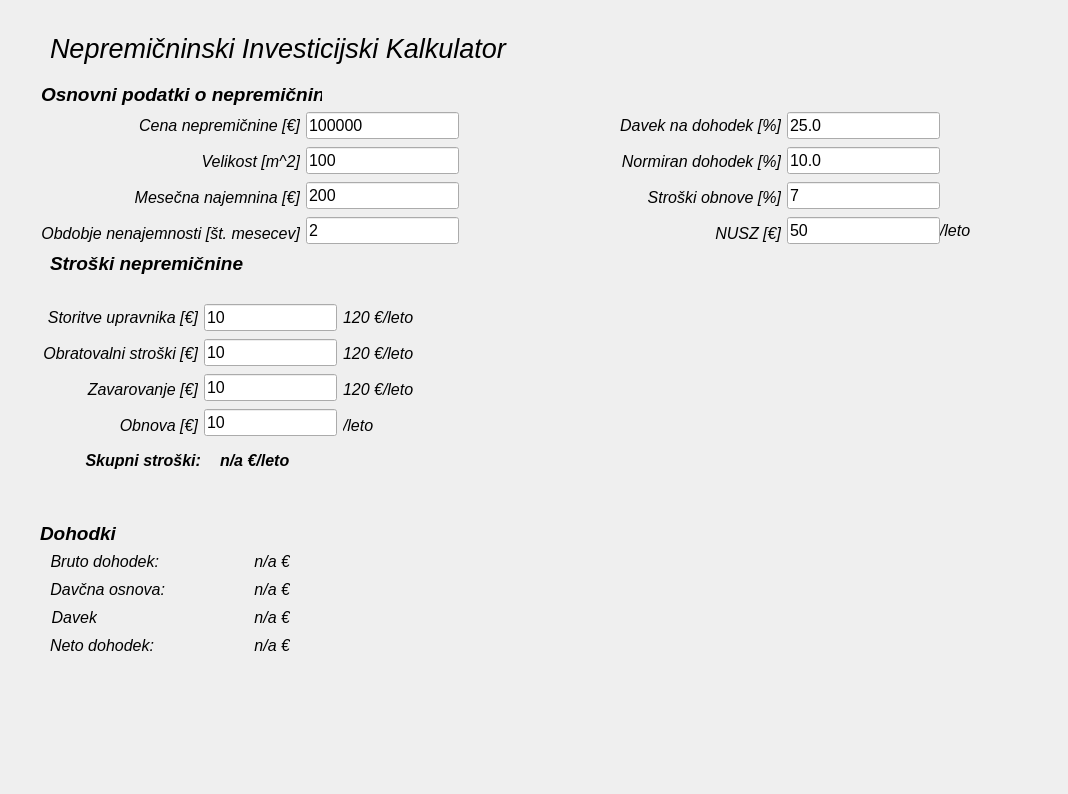
The window that projects/house_market_calculator/HouseMarketCalculator/house_market.ui (ZiGaMi/QtCppPlayground) describes before a commit, drawn with Qt 5.
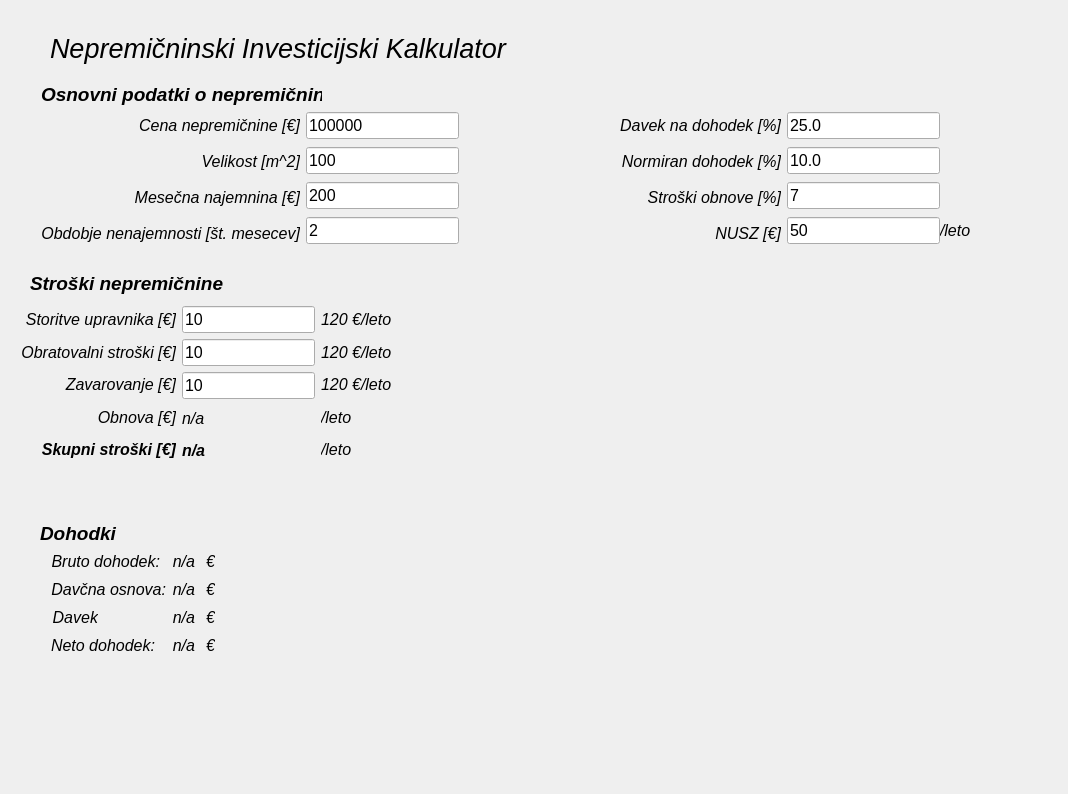
The same window after the commit.

Commit message: - implemented calculation of total expenses

The edit to the form file:
```diff
--- a/projects/house_market_calculator/HouseMarketCalculator/house_market.ui
+++ b/projects/house_market_calculator/HouseMarketCalculator/house_market.ui
@@ -35,8 +35,8 @@
   <widget class="QLabel" name="label_13">
    <property name="geometry">
     <rect>
-     <x>50</x>
-     <y>250</y>
+     <x>30</x>
+     <y>270</y>
      <width>331</width>
      <height>27</height>
     </rect>
@@ -456,178 +456,6 @@
     </item>
    </layout>
   </widget>
-  <widget class="QWidget" name="layoutWidget">
-   <property name="geometry">
-    <rect>
-     <x>50</x>
-     <y>550</y>
-     <width>240</width>
-     <height>106</height>
-    </rect>
-   </property>
-   <layout class="QHBoxLayout" name="horizontalLayout_2">
-    <item>
-     <layout class="QVBoxLayout" name="verticalLayout_6">
-      <item>
-       <widget class="QLabel" name="label_21">
-        <property name="sizePolicy">
-         <sizepolicy hsizetype="Fixed" vsizetype="Preferred">
-          <horstretch>2</horstretch>
-          <verstretch>0</verstretch>
-         </sizepolicy>
-        </property>
-        <property name="font">
-         <font>
-          <pointsize>12</pointsize>
-          <italic>true</italic>
-         </font>
-        </property>
-        <property name="text">
-         <string>Bruto dohodek:</string>
-        </property>
-        <property name="alignment">
-         <set>Qt::AlignRight|Qt::AlignTrailing|Qt::AlignVCenter</set>
-        </property>
-       </widget>
-      </item>
-      <item>
-       <widget class="QLabel" name="label_22">
-        <property name="sizePolicy">
-         <sizepolicy hsizetype="Fixed" vsizetype="Preferred">
-          <horstretch>2</horstretch>
-          <verstretch>0</verstretch>
-         </sizepolicy>
-        </property>
-        <property name="font">
-         <font>
-          <pointsize>12</pointsize>
-          <italic>true</italic>
-         </font>
-        </property>
-        <property name="text">
-         <string>Davčna osnova:</string>
-        </property>
-        <property name="alignment">
-         <set>Qt::AlignRight|Qt::AlignTrailing|Qt::AlignVCenter</set>
-        </property>
-       </widget>
-      </item>
-      <item>
-       <widget class="QLabel" name="label_23">
-        <property name="sizePolicy">
-         <sizepolicy hsizetype="Fixed" vsizetype="Preferred">
-          <horstretch>2</horstretch>
-          <verstretch>0</verstretch>
-         </sizepolicy>
-        </property>
-        <property name="font">
-         <font>
-          <pointsize>12</pointsize>
-          <italic>true</italic>
-         </font>
-        </property>
-        <property name="text">
-         <string>Davek</string>
-        </property>
-        <property name="alignment">
-         <set>Qt::AlignRight|Qt::AlignTrailing|Qt::AlignVCenter</set>
-        </property>
-       </widget>
-      </item>
-      <item>
-       <widget class="QLabel" name="label_24">
-        <property name="sizePolicy">
-         <sizepolicy hsizetype="Fixed" vsizetype="Preferred">
-          <horstretch>2</horstretch>
-          <verstretch>0</verstretch>
-         </sizepolicy>
-        </property>
-        <property name="font">
-         <font>
-          <pointsize>12</pointsize>
-          <italic>true</italic>
-         </font>
-        </property>
-        <property name="text">
-         <string>Neto dohodek:</string>
-        </property>
-        <property name="alignment">
-         <set>Qt::AlignRight|Qt::AlignTrailing|Qt::AlignVCenter</set>
-        </property>
-       </widget>
-      </item>
-     </layout>
-    </item>
-    <item>
-     <layout class="QVBoxLayout" name="verticalLayout_5">
-      <item>
-       <widget class="QLabel" name="bruto_dohodek">
-        <property name="font">
-         <font>
-          <pointsize>12</pointsize>
-          <italic>true</italic>
-         </font>
-        </property>
-        <property name="text">
-         <string>n/a €</string>
-        </property>
-        <property name="alignment">
-         <set>Qt::AlignRight|Qt::AlignTrailing|Qt::AlignVCenter</set>
-        </property>
-       </widget>
-      </item>
-      <item>
-       <widget class="QLabel" name="davcna_osnova">
-        <property name="font">
-         <font>
-          <pointsize>12</pointsize>
-          <italic>true</italic>
-         </font>
-        </property>
-        <property name="text">
-         <string>n/a €</string>
-        </property>
-        <property name="alignment">
-         <set>Qt::AlignRight|Qt::AlignTrailing|Qt::AlignVCenter</set>
-        </property>
-       </widget>
-      </item>
-      <item>
-       <widget class="QLabel" name="davek_doh">
-        <property name="font">
-         <font>
-          <pointsize>12</pointsize>
-          <italic>true</italic>
-         </font>
-        </property>
-        <property name="text">
-         <string>n/a €</string>
-        </property>
-        <property name="alignment">
-         <set>Qt::AlignRight|Qt::AlignTrailing|Qt::AlignVCenter</set>
-        </property>
-       </widget>
-      </item>
-      <item>
-       <widget class="QLabel" name="neto_dohodek">
-        <property name="font">
-         <font>
-          <pointsize>12</pointsize>
-          <italic>true</italic>
-         </font>
-        </property>
-        <property name="text">
-         <string>n/a €</string>
-        </property>
-        <property name="alignment">
-         <set>Qt::AlignRight|Qt::AlignTrailing|Qt::AlignVCenter</set>
-        </property>
-       </widget>
-      </item>
-     </layout>
-    </item>
-   </layout>
-  </widget>
   <widget class="QLabel" name="poloznice_leto_2">
    <property name="geometry">
     <rect>
@@ -650,65 +478,13 @@
     <set>Qt::AlignLeading|Qt::AlignLeft|Qt::AlignVCenter</set>
    </property>
   </widget>
-  <widget class="QLabel" name="label_30">
-   <property name="geometry">
-    <rect>
-     <x>40</x>
-     <y>450</y>
-     <width>161</width>
-     <height>21</height>
-    </rect>
-   </property>
-   <property name="sizePolicy">
-    <sizepolicy hsizetype="Preferred" vsizetype="Preferred">
-     <horstretch>2</horstretch>
-     <verstretch>0</verstretch>
-    </sizepolicy>
-   </property>
-   <property name="font">
-    <font>
-     <pointsize>12</pointsize>
-     <italic>true</italic>
-     <bold>true</bold>
-    </font>
-   </property>
-   <property name="text">
-    <string>Skupni stroški:</string>
-   </property>
-   <property name="alignment">
-    <set>Qt::AlignRight|Qt::AlignTrailing|Qt::AlignVCenter</set>
-   </property>
-  </widget>
-  <widget class="QLabel" name="skupni_stroski">
-   <property name="geometry">
-    <rect>
-     <x>220</x>
-     <y>450</y>
-     <width>72</width>
-     <height>21</height>
-    </rect>
-   </property>
-   <property name="font">
-    <font>
-     <pointsize>12</pointsize>
-     <italic>true</italic>
-     <bold>true</bold>
-    </font>
-   </property>
-   <property name="text">
-    <string>n/a €/leto</string>
-   </property>
-   <property name="alignment">
-    <set>Qt::AlignLeading|Qt::AlignLeft|Qt::AlignVCenter</set>
-   </property>
-  </widget>
   <widget class="QWidget" name="">
    <property name="geometry">
     <rect>
-     <x>42</x>
-     <y>302</y>
+     <x>20</x>
+     <y>306</y>
      <width>372</width>
-     <height>138</height>
+     <height>157</height>
     </rect>
    </property>
    <layout class="QHBoxLayout" name="horizontalLayout_3">
@@ -784,6 +560,29 @@
         </property>
        </widget>
       </item>
+      <item>
+       <widget class="QLabel" name="label_30">
+        <property name="sizePolicy">
+         <sizepolicy hsizetype="Preferred" vsizetype="Preferred">
+          <horstretch>2</horstretch>
+          <verstretch>0</verstretch>
+         </sizepolicy>
+        </property>
+        <property name="font">
+         <font>
+          <pointsize>12</pointsize>
+          <italic>true</italic>
+          <bold>true</bold>
+         </font>
+        </property>
+        <property name="text">
+         <string>Skupni stroški [€]</string>
+        </property>
+        <property name="alignment">
+         <set>Qt::AlignRight|Qt::AlignTrailing|Qt::AlignVCenter</set>
+        </property>
+       </widget>
+      </item>
      </layout>
     </item>
     <item>
@@ -793,6 +592,12 @@
         <property name="enabled">
          <bool>true</bool>
         </property>
+        <property name="sizePolicy">
+         <sizepolicy hsizetype="Expanding" vsizetype="Minimum">
+          <horstretch>0</horstretch>
+          <verstretch>0</verstretch>
+         </sizepolicy>
+        </property>
         <property name="font">
          <font>
           <pointsize>12</pointsize>
@@ -817,6 +622,12 @@
         <property name="enabled">
          <bool>true</bool>
         </property>
+        <property name="sizePolicy">
+         <sizepolicy hsizetype="Expanding" vsizetype="Minimum">
+          <horstretch>0</horstretch>
+          <verstretch>0</verstretch>
+         </sizepolicy>
+        </property>
         <property name="font">
          <font>
           <pointsize>12</pointsize>
@@ -844,6 +655,12 @@
         <property name="enabled">
          <bool>true</bool>
         </property>
+        <property name="sizePolicy">
+         <sizepolicy hsizetype="Expanding" vsizetype="Minimum">
+          <horstretch>0</horstretch>
+          <verstretch>0</verstretch>
+         </sizepolicy>
+        </property>
         <property name="font">
          <font>
           <pointsize>12</pointsize>
@@ -864,26 +681,35 @@
        </widget>
       </item>
       <item>
-       <widget class="QLineEdit" name="obnova">
-        <property name="enabled">
-         <bool>true</bool>
-        </property>
+       <widget class="QLabel" name="obnova">
         <property name="font">
          <font>
           <pointsize>12</pointsize>
+          <italic>true</italic>
          </font>
         </property>
-        <property name="inputMask">
-         <string/>
-        </property>
         <property name="text">
-         <string>10</string>
+         <string>n/a</string>
         </property>
         <property name="alignment">
          <set>Qt::AlignLeading|Qt::AlignLeft|Qt::AlignVCenter</set>
         </property>
-        <property name="placeholderText">
-         <string>Vnesite znesek...</string>
+       </widget>
+      </item>
+      <item>
+       <widget class="QLabel" name="skupni_stroski">
+        <property name="font">
+         <font>
+          <pointsize>12</pointsize>
+          <italic>true</italic>
+          <bold>true</bold>
+         </font>
+        </property>
+        <property name="text">
+         <string>n/a</string>
+        </property>
+        <property name="alignment">
+         <set>Qt::AlignLeading|Qt::AlignLeft|Qt::AlignVCenter</set>
         </property>
        </widget>
       </item>
@@ -952,6 +778,262 @@
         </property>
         <property name="alignment">
          <set>Qt::AlignLeading|Qt::AlignLeft|Qt::AlignVCenter</set>
+        </property>
+       </widget>
+      </item>
+      <item>
+       <widget class="QLabel" name="poloznice_leto_4">
+        <property name="font">
+         <font>
+          <pointsize>12</pointsize>
+          <italic>true</italic>
+         </font>
+        </property>
+        <property name="text">
+         <string>/leto</string>
+        </property>
+        <property name="alignment">
+         <set>Qt::AlignLeading|Qt::AlignLeft|Qt::AlignVCenter</set>
+        </property>
+       </widget>
+      </item>
+     </layout>
+    </item>
+   </layout>
+  </widget>
+  <widget class="QWidget" name="">
+   <property name="geometry">
+    <rect>
+     <x>51</x>
+     <y>550</y>
+     <width>164</width>
+     <height>106</height>
+    </rect>
+   </property>
+   <layout class="QHBoxLayout" name="horizontalLayout_2">
+    <item>
+     <layout class="QVBoxLayout" name="verticalLayout_6">
+      <item>
+       <widget class="QLabel" name="label_21">
+        <property name="sizePolicy">
+         <sizepolicy hsizetype="Fixed" vsizetype="Preferred">
+          <horstretch>2</horstretch>
+          <verstretch>0</verstretch>
+         </sizepolicy>
+        </property>
+        <property name="font">
+         <font>
+          <pointsize>12</pointsize>
+          <italic>true</italic>
+         </font>
+        </property>
+        <property name="text">
+         <string>Bruto dohodek:</string>
+        </property>
+        <property name="alignment">
+         <set>Qt::AlignRight|Qt::AlignTrailing|Qt::AlignVCenter</set>
+        </property>
+       </widget>
+      </item>
+      <item>
+       <widget class="QLabel" name="label_22">
+        <property name="sizePolicy">
+         <sizepolicy hsizetype="Fixed" vsizetype="Preferred">
+          <horstretch>2</horstretch>
+          <verstretch>0</verstretch>
+         </sizepolicy>
+        </property>
+        <property name="font">
+         <font>
+          <pointsize>12</pointsize>
+          <italic>true</italic>
+         </font>
+        </property>
+        <property name="text">
+         <string>Davčna osnova:</string>
+        </property>
+        <property name="alignment">
+         <set>Qt::AlignRight|Qt::AlignTrailing|Qt::AlignVCenter</set>
+        </property>
+       </widget>
+      </item>
+      <item>
+       <widget class="QLabel" name="label_23">
+        <property name="sizePolicy">
+         <sizepolicy hsizetype="Fixed" vsizetype="Preferred">
+          <horstretch>2</horstretch>
+          <verstretch>0</verstretch>
+         </sizepolicy>
+        </property>
+        <property name="font">
+         <font>
+          <pointsize>12</pointsize>
+          <italic>true</italic>
+         </font>
+        </property>
+        <property name="text">
+         <string>Davek</string>
+        </property>
+        <property name="alignment">
+         <set>Qt::AlignRight|Qt::AlignTrailing|Qt::AlignVCenter</set>
+        </property>
+       </widget>
+      </item>
+      <item>
+       <widget class="QLabel" name="label_24">
+        <property name="sizePolicy">
+         <sizepolicy hsizetype="Fixed" vsizetype="Preferred">
+          <horstretch>2</horstretch>
+          <verstretch>0</verstretch>
+         </sizepolicy>
+        </property>
+        <property name="font">
+         <font>
+          <pointsize>12</pointsize>
+          <italic>true</italic>
+         </font>
+        </property>
+        <property name="text">
+         <string>Neto dohodek:</string>
+        </property>
+        <property name="alignment">
+         <set>Qt::AlignRight|Qt::AlignTrailing|Qt::AlignVCenter</set>
+        </property>
+       </widget>
+      </item>
+     </layout>
+    </item>
+    <item>
+     <layout class="QVBoxLayout" name="verticalLayout_5">
+      <item>
+       <widget class="QLabel" name="bruto_dohodek">
+        <property name="font">
+         <font>
+          <pointsize>12</pointsize>
+          <italic>true</italic>
+         </font>
+        </property>
+        <property name="text">
+         <string>n/a</string>
+        </property>
+        <property name="alignment">
+         <set>Qt::AlignRight|Qt::AlignTrailing|Qt::AlignVCenter</set>
+        </property>
+       </widget>
+      </item>
+      <item>
+       <widget class="QLabel" name="davcna_osnova">
+        <property name="font">
+         <font>
+          <pointsize>12</pointsize>
+          <italic>true</italic>
+         </font>
+        </property>
+        <property name="text">
+         <string>n/a</string>
+        </property>
+        <property name="alignment">
+         <set>Qt::AlignRight|Qt::AlignTrailing|Qt::AlignVCenter</set>
+        </property>
+       </widget>
+      </item>
+      <item>
+       <widget class="QLabel" name="davek_doh">
+        <property name="font">
+         <font>
+          <pointsize>12</pointsize>
+          <italic>true</italic>
+         </font>
+        </property>
+        <property name="text">
+         <string>n/a</string>
+        </property>
+        <property name="alignment">
+         <set>Qt::AlignRight|Qt::AlignTrailing|Qt::AlignVCenter</set>
+        </property>
+       </widget>
+      </item>
+      <item>
+       <widget class="QLabel" name="neto_dohodek">
+        <property name="font">
+         <font>
+          <pointsize>12</pointsize>
+          <italic>true</italic>
+         </font>
+        </property>
+        <property name="text">
+         <string>n/a</string>
+        </property>
+        <property name="alignment">
+         <set>Qt::AlignRight|Qt::AlignTrailing|Qt::AlignVCenter</set>
+        </property>
+       </widget>
+      </item>
+     </layout>
+    </item>
+    <item>
+     <layout class="QVBoxLayout" name="verticalLayout_10">
+      <item>
+       <widget class="QLabel" name="bruto_dohodek_2">
+        <property name="font">
+         <font>
+          <pointsize>12</pointsize>
+          <italic>true</italic>
+         </font>
+        </property>
+        <property name="text">
+         <string>€</string>
+        </property>
+        <property name="alignment">
+         <set>Qt::AlignRight|Qt::AlignTrailing|Qt::AlignVCenter</set>
+        </property>
+       </widget>
+      </item>
+      <item>
+       <widget class="QLabel" name="bruto_dohodek_3">
+        <property name="font">
+         <font>
+          <pointsize>12</pointsize>
+          <italic>true</italic>
+         </font>
+        </property>
+        <property name="text">
+         <string>€</string>
+        </property>
+        <property name="alignment">
+         <set>Qt::AlignRight|Qt::AlignTrailing|Qt::AlignVCenter</set>
+        </property>
+       </widget>
+      </item>
+      <item>
+       <widget class="QLabel" name="bruto_dohodek_4">
+        <property name="font">
+         <font>
+          <pointsize>12</pointsize>
+          <italic>true</italic>
+         </font>
+        </property>
+        <property name="text">
+         <string>€</string>
+        </property>
+        <property name="alignment">
+         <set>Qt::AlignRight|Qt::AlignTrailing|Qt::AlignVCenter</set>
+        </property>
+       </widget>
+      </item>
+      <item>
+       <widget class="QLabel" name="bruto_dohodek_5">
+        <property name="font">
+         <font>
+          <pointsize>12</pointsize>
+          <italic>true</italic>
+         </font>
+        </property>
+        <property name="text">
+         <string>€</string>
+        </property>
+        <property name="alignment">
+         <set>Qt::AlignRight|Qt::AlignTrailing|Qt::AlignVCenter</set>
         </property>
        </widget>
       </item>
```
The commit also changes 2 other files.
